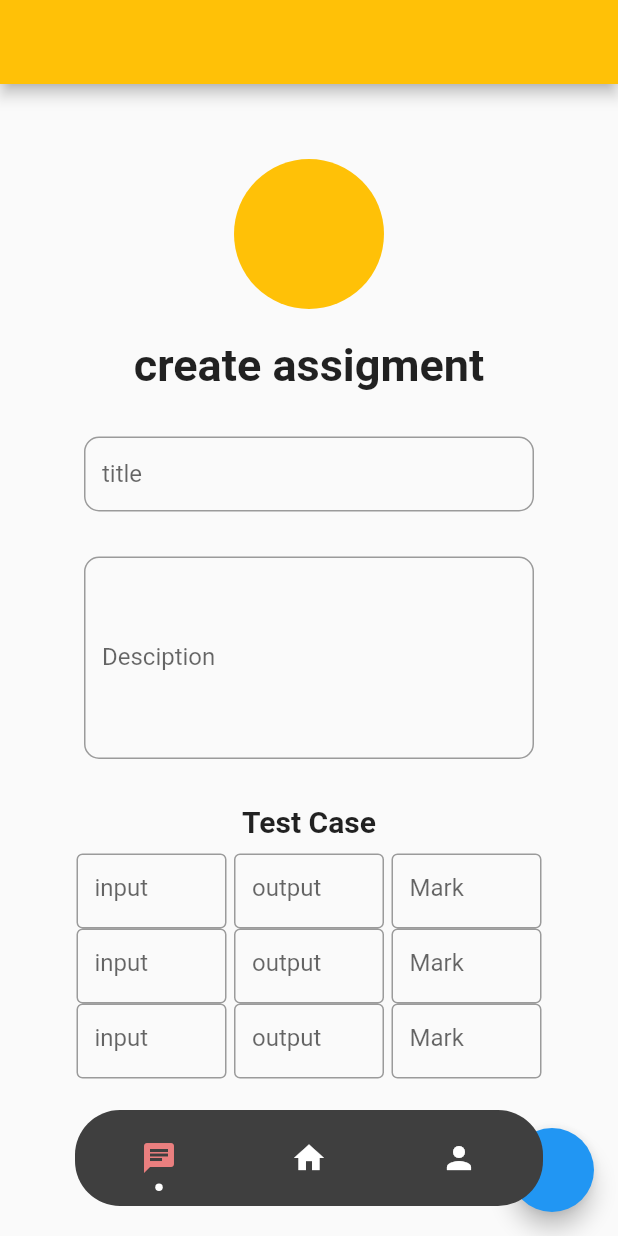
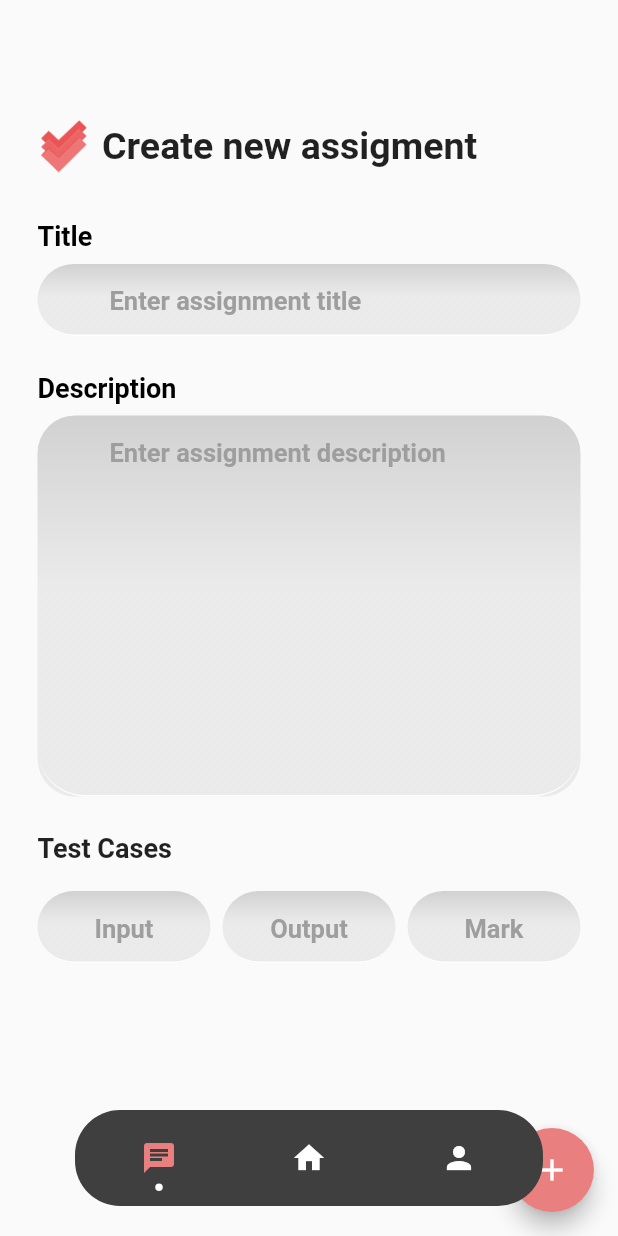
Before and after one commit to flutter-team5/Checky, a Flutter app: the screen it shows after launch, on a phone screen of 412 x 824 dp. Run offline on Flutter 3.47's test engine with Material 2 defaults, Android fonts, the phone set to English and light mode, and no system bars; drawn by our look-alikes of dot_navigation_bar; our stand-ins replace file_picker, flutter_snake_navigationbar, supabase_flutter; accounts and stored records are empty; Roboto replaces fonts that are missing (ADLaMDisplay, Rubik-VariableFont_wght).

Commit message:
Finishing auth pages UI, Edite create assg page,Create controllers model

```diff
--- /dev/null
+++ b/checky/lib/model/controllers_model.dart
@@ -0,0 +1,9 @@
+import 'package:flutter/material.dart';
+
+class Controller{
+  final TextEditingController input = TextEditingController();
+  final TextEditingController output = TextEditingController();
+  final TextEditingController mark = TextEditingController();
+
+  Controller();
+}
--- a/checky/lib/screens/assignments_views/assignments_screen.dart
+++ /dev/null
@@ -1,12 +0,0 @@
-import 'package:flutter/material.dart';
-
-class AssignmentssScreen extends StatelessWidget {
-  const AssignmentssScreen({super.key});
-
-  @override
-  Widget build(BuildContext context) {
-    return Scaffold(
-      body: Placeholder(),
-    );
-  }
-}
--- a/checky/lib/screens/assignments_views/create_assigment.dart
+++ b/checky/lib/screens/assignments_views/create_assigment.dart
@@ -1,6 +1,12 @@
+import 'package:checky/constants/colors.dart';
+import 'package:checky/constants/spacings.dart';
+import 'package:checky/model/controllers_model.dart';
+import 'package:checky/widgets/create_assg_widgets/test_cases_fileds.dart';
+import 'package:checky/widgets/labeld_text_field.dart';
 import 'package:flutter/material.dart';
 
-List testCase = ["0"];
+List<TestCaseFields> casesFieldList = [const TestCaseFields()];
+List<Controller> casesControllerList = [];
 
 class CreateAssigment extends StatefulWidget {
   const CreateAssigment({super.key});
@@ -10,140 +16,106 @@ class CreateAssigment extends StatefulWidget {
 }
 
 class _CreateAssigmentState extends State<CreateAssigment> {
+  TextEditingController titleController = TextEditingController();
+  TextEditingController descriptionController = TextEditingController();
+
+  @override
+  void dispose() {
+    titleController.dispose();
+    descriptionController.dispose();
+    super.dispose();
+  }
+
   @override
   Widget build(BuildContext context) {
     return Scaffold(
-      appBar: AppBar(
-        backgroundColor: Colors.amber,
+      body: Container(
+        margin: const EdgeInsets.only(
+          left: 25,
+          right: 25,
+          bottom: 50,
         ),
-      body: Column(
-        crossAxisAlignment: CrossAxisAlignment.center,
+        child: Column(
+          crossAxisAlignment: CrossAxisAlignment.start,
           children: [
-          const SizedBox(
-            height: 50,
+            Container(
+              // padding: const EdgeInsets.only(top: 60),
+              margin: const EdgeInsets.only(
+                top: 80,
               ),
-          Container(
-            height: 100,
-            width: 100,
-            decoration: BoxDecoration(
-                borderRadius: BorderRadius.circular(50), color: Colors.amber),
+              child: Row(
+                children: [
+                  Image.asset(
+                    "assets/img/logo_inside.png",
+                    width: 35,
                   ),
-          const SizedBox(
-            height: 20,
+                  CSpaces.kHspace8,
+                  const Text(
+                    "Create new assigment",
+                    style: TextStyle(fontSize: 25, fontWeight: FontWeight.bold),
                   ),
-          const Align(
-            child: Text(
-              "create assigment",
-              style: TextStyle(fontWeight: FontWeight.bold, fontSize: 30),
+                ],
               ),
             ),
-          const SizedBox(
-            height: 30,
+            CSpaces.kVspace32,
+            Expanded(
+              child: Column(
+                crossAxisAlignment: CrossAxisAlignment.start,
+                children: [
+                  TitledField(
+                    controller: titleController,
+                    label: "Title",
+                    hintText: "Enter assignment title",
+                    fontSize: 18,
+                    labelWeight: FontWeight.bold,
                   ),
-          SizedBox(
-            width: 300,
-            height: 50,
-            child: TextField(
-              decoration: InputDecoration(
-                labelText: "title",
-                border: OutlineInputBorder(
-                  borderRadius: BorderRadius.circular(10),
+                  CSpaces.kVspace24,
+                  TitledField(
+                    controller: titleController,
+                    label: "Description",
+                    hintText: "Enter assignment description",
+                    fieldMaxLines: 10,
+                    fontSize: 18,
+                    labelWeight: FontWeight.bold,
                   ),
+                  CSpaces.kVspace24,
+                  const Text(
+                    "Test Cases",
+                    style: TextStyle(fontWeight: FontWeight.bold, fontSize: 18),
                   ),
-            ),
-          ),
-          const SizedBox(
-            height: 30,
-          ),
-          SizedBox(
-            width: 300,
-            // height: 100,
-            child: TextField(
-              maxLines: 5,
-              decoration: InputDecoration(
-                labelText: "Desciption",
-                border: OutlineInputBorder(
-                  borderRadius: BorderRadius.circular(10),
-                ),
-              ),
-            ),
-          ),
-          const SizedBox(
-            height: 30,
-          ),
-          const Text(
-            "Test Case",
-            style: TextStyle(fontWeight: FontWeight.bold, fontSize: 20),
-          ),
-          const SizedBox(
-            height: 10,
-          ),
+                  CSpaces.kVspace16,
                   Expanded(
                     child: ListView.builder(
+                      padding: const EdgeInsets.only(top: 2),
+                      itemCount: casesFieldList.length,
                       itemBuilder: (context, index) {
-                return TestCaseConstructor();
+                        return const TestCaseFields();
                       },
-              itemCount: 3,
-
-              //  TestCaseConstructor(),
                     ),
                   ),
                 ],
               ),
+            ),
+          ],
+        ),
+      ),
       floatingActionButton: FloatingActionButton(
-        onPressed: () {},
+        backgroundColor: CColors.ligthRed,
+        onPressed: () {
+          if (casesFieldList.length < 3) {
+            casesFieldList.add(const TestCaseFields());
+          } else {
+            const snackBar = SnackBar(
+              content: Text('You reached the limit number of cases'),
+              duration: Duration(milliseconds: 1900),
+            );
+            ScaffoldMessenger.of(context).showSnackBar(snackBar);
+            ;
+          }
+          setState(() {});
+        },
+        child: const Icon(Icons.add),
       ),
     );
   }
 }
-
-class TestCaseConstructor extends StatelessWidget {
-  const TestCaseConstructor({
-    super.key,
-  });
-
-  @override
-  Widget build(BuildContext context) {
-    return const Row(
-      mainAxisAlignment: MainAxisAlignment.center,
-      children: [
-        SizedBox(
-          width: 100,
-          height: 50,
-          child: TextField(
-            decoration: InputDecoration(
-              hintText: "input",
-              border: OutlineInputBorder(),
-            ),
-          ),
-        ),
-        SizedBox(
-          width: 5,
-        ),
-        SizedBox(
-          width: 100,
-          height: 50,
-          child: TextField(
-            decoration: InputDecoration(
-              hintText: "output",
-              border: OutlineInputBorder(),
-            ),
-          ),
-        ),
-        SizedBox(
-          width: 5,
-        ),
-        SizedBox(
-          width: 100,
-          height: 50,
-          child: TextField(
-            decoration: InputDecoration(
-              hintText: "Mark",
-              border: OutlineInputBorder(),
-            ),
-          ),
-        ),
-      ],
-    );
-  }
-}
--- /dev/null
+++ b/checky/lib/widgets/create_assg_widgets/add_test_case_button.dart
@@ -0,0 +1,42 @@
+import 'package:checky/constants/colors.dart';
+import 'package:flutter/material.dart';
+
+class AddTestCase extends StatelessWidget {
+  const AddTestCase({
+    super.key,
+  });
+
+  // final String title;
+  // final double? margBottom;
+  // final double? margRight;
+  // final double? vPadding;
+  // final double? hPadding;
+  // final double? height;
+  // final double? width;
+  // final double? fontSize;
+
+  @override
+  Widget build(BuildContext context) {
+    return Container(
+      padding: EdgeInsets.symmetric(vertical: 10, horizontal: 10),
+      // margin: EdgeInsets.only(bottom: , right:),
+      width: MediaQuery.of(context).size.width,
+      // height: height!,
+      decoration: BoxDecoration(
+        color: CColors.darkGrey,
+        borderRadius: BorderRadius.circular(30),
+        boxShadow: [
+          BoxShadow(
+            color: Colors.grey.withOpacity(0.5),
+            spreadRadius: 4,
+            blurRadius: 9,
+            offset: const Offset(0, 5),
+          ),
+        ],
+      ),
+      child: Center(
+        child: Icon(Icons.add),
+      ),
+    );
+  }
+}
--- /dev/null
+++ b/checky/lib/widgets/create_assg_widgets/test_cases_fileds.dart
@@ -0,0 +1,38 @@
+import 'package:checky/constants/spacings.dart';
+import 'package:checky/widgets/unlabeled_text_field.dart';
+import 'package:flutter/material.dart';
+
+class TestCaseFields extends StatelessWidget {
+  const TestCaseFields({
+    super.key,
+  });
+
+  @override
+  Widget build(BuildContext context) {
+    return Padding(
+      padding: const EdgeInsets.only(bottom: 8.0),
+      child: Row(
+        mainAxisAlignment: MainAxisAlignment.center,
+        children: [
+          const Expanded(
+            child: UnlabaledField(
+              hintText: "Input",
+            ),
+          ),
+          CSpaces.kHspace8,
+          const Expanded(
+            child: UnlabaledField(
+              hintText: "Output",
+            ),
+          ),
+          CSpaces.kHspace8,
+          const Expanded(
+            child: UnlabaledField(
+              hintText: "Mark",
+            ),
+          ),
+        ],
+      ),
+    );
+  }
+}
--- a/checky/lib/widgets/labeld_text_field.dart
+++ b/checky/lib/widgets/labeld_text_field.dart
@@ -6,24 +6,29 @@ class TitledField extends StatelessWidget {
     super.key,
     required this.label,
     required this.hintText,
-    required this.icon,
+    this.icon,
     this.obscureText = false,
     this.labelColor = CColors.black,
-    required this.controller,
+    this.controller,
     this.fieldColor = const [
       Color.fromARGB(255, 209, 209, 209),
       Color.fromARGB(221, 232, 232, 232)
     ],
+    this.fieldMaxLines = 1,
+    this.fontSize = 17,
+    this.labelWeight = FontWeight.w500,
   });
 
   final String label;
   final String hintText;
-  final IconData icon;
+  final IconData? icon;
   final bool? obscureText;
   final Color? labelColor;
-  final TextEditingController controller;
+  final TextEditingController? controller;
   final List<Color>? fieldColor;
-
+  final int? fieldMaxLines;
+  final double? fontSize;
+  final FontWeight? labelWeight;
   @override
   Widget build(BuildContext context) {
     return Column(
@@ -32,8 +37,8 @@ class TitledField extends StatelessWidget {
         Text(
           label,
           style: TextStyle(
-            fontSize: 17,
-            fontWeight: FontWeight.w500,
+            fontSize: fontSize!,
+            fontWeight: labelWeight,
             color: labelColor,
             fontFamily: 'ADLaMDisplay',
           ),
@@ -57,6 +62,7 @@ class TitledField extends StatelessWidget {
           child: TextField(
             controller: controller,
             obscureText: obscureText!,
+            maxLines: fieldMaxLines,
             expands: false,
             style: const TextStyle(fontSize: 20.0, color: Colors.black54),
             decoration: InputDecoration(
--- /dev/null
+++ b/checky/lib/widgets/unlabeled_text_field.dart
@@ -0,0 +1,57 @@
+import 'package:flutter/material.dart';
+
+class UnlabaledField extends StatelessWidget {
+  const UnlabaledField({
+    super.key,
+    required this.hintText,
+    this.keyboardType = TextInputType.text,
+  });
+
+  final String hintText;
+  final TextInputType? keyboardType;
+  @override
+  Widget build(BuildContext context) {
+    return Container(
+      decoration: const ShapeDecoration(
+        gradient: LinearGradient(
+          colors: [
+            Color.fromARGB(255, 209, 209, 209),
+            Color.fromARGB(221, 232, 232, 232)
+          ],
+          begin: Alignment.topCenter,
+          end: Alignment.bottomCenter,
+          stops: [0.0, 0.45],
+          tileMode: TileMode.clamp,
+        ),
+        shape: RoundedRectangleBorder(
+          borderRadius: BorderRadius.all(Radius.circular(25.0)),
+        ),
+      ),
+      child: TextField(
+        keyboardType: keyboardType,
+        textAlign: TextAlign.center,
+        expands: false,
+        style: const TextStyle(fontSize: 20.0, color: Colors.black54),
+        decoration: InputDecoration(
+          contentPadding: const EdgeInsets.all(12.0),
+          hintText: hintText,
+          hintStyle: const TextStyle(
+            color: Colors.grey,
+            fontFamily: 'Rubik-VariableFont_wght',
+            fontWeight: FontWeight.w600,
+            fontSize: 17,
+          ),
+          focusedBorder: OutlineInputBorder(
+            borderSide: const BorderSide(color: Colors.white),
+            borderRadius: BorderRadius.circular(32.0),
+          ),
+          enabledBorder: UnderlineInputBorder(
+            borderSide: const BorderSide(color: Colors.white),
+            borderRadius: BorderRadius.circular(32.0),
+          ),
+        ),
+        onSubmitted: (value) {},
+      ),
+    );
+  }
+}
```
Lines whose indentation alone changed are shown as unchanged.
